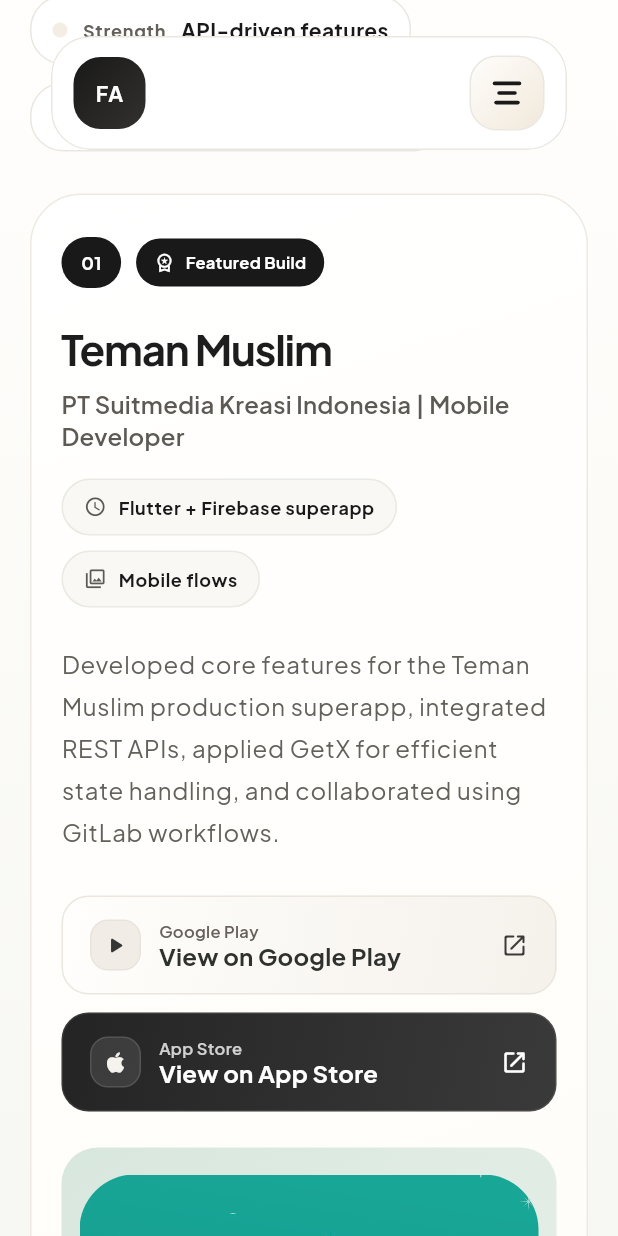
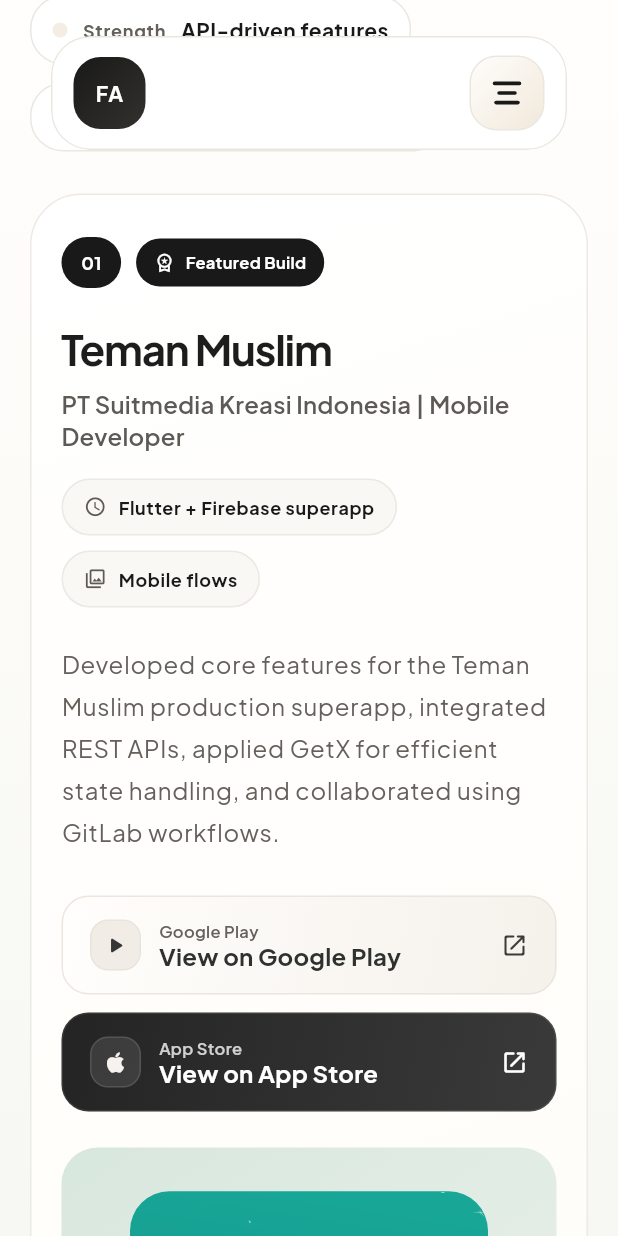
Before and after one commit to FerdyApriliyanto/ferdyapriliyanto-portfolio, a Flutter app: the screen it shows after launch, scrolled down 1728 dp, on a phone screen of 412 x 824 dp. Run offline on Flutter 3.47's test engine with Material 3 defaults, Android fonts, the phone set to English and light mode, and no system bars; our stand-ins replace font_awesome_flutter, get, google_fonts, url_strategy.

Commit message:
Refine portfolio screenshot presentation

```diff
--- a/lib/app/modules/home/widgets/experiences/screenshot_strip.dart
+++ b/lib/app/modules/home/widgets/experiences/screenshot_strip.dart
@@ -76,6 +76,7 @@
               screenshots: screenshots,
               current: _current,
               screenshotType: widget.project.screenshotType,
+              tightSpacing: widget.project.title == 'HiredToday',
               onTap: (index) => _openLightbox(context, index),
             ),
           SizedBox(height: isLandscape ? 24 : 16),
@@ -125,10 +126,12 @@
     return LayoutBuilder(
       builder: (context, constraints) {
         final isLandscape = screenshotType == ScreenshotType.landscape;
-        final previewWidth = constraints.maxWidth;
+        final previewWidth = isLandscape
+            ? constraints.maxWidth
+            : (constraints.maxWidth * 0.78).clamp(180.0, constraints.maxWidth);
         final previewHeight = isLandscape
             ? (previewWidth / 1.625).clamp(180.0, 240.0)
-            : (previewWidth * 1.42).clamp(240.0, 420.0);
+            : (previewWidth * 2.02).clamp(320.0, 420.0);
 
         return Center(
           child: SizedBox(
@@ -151,12 +154,14 @@
     required this.screenshots,
     required this.current,
     required this.screenshotType,
+    required this.tightSpacing,
     required this.onTap,
   });
 
   final List<String> screenshots;
   final int current;
   final ScreenshotType screenshotType;
+  final bool tightSpacing;
   final ValueChanged<int> onTap;
 
   @override
@@ -167,7 +172,9 @@
 
     return LayoutBuilder(
       builder: (context, constraints) {
-        final availableWidth = (constraints.maxWidth - 16) / 3;
+        final gap = tightSpacing ? 0.0 : 8.0;
+        final overlap = tightSpacing ? 18.0 : 0.0;
+        final availableWidth = (constraints.maxWidth - (gap * 2)) / 3;
         final centerHeight = availableWidth * 1.82;
         final sideHeight = centerHeight * 0.82;
         final offset = (centerHeight - sideHeight) / 2;
@@ -180,7 +187,7 @@
             children: [
               Expanded(
                 child: Transform.translate(
-                  offset: Offset(0, offset),
+                  offset: Offset(overlap, offset),
                   child: _StripPhone(
                     assetPath: screenshots[prev],
                     height: sideHeight,
@@ -189,7 +196,7 @@
                   ),
                 ),
               ),
-              const SizedBox(width: 8),
+              SizedBox(width: gap),
               Expanded(
                 child: _StripPhone(
                   assetPath: screenshots[current],
@@ -198,10 +205,10 @@
                   onTap: () => onTap(current),
                 ),
               ),
-              const SizedBox(width: 8),
+              SizedBox(width: gap),
               Expanded(
                 child: Transform.translate(
-                  offset: Offset(0, offset),
+                  offset: Offset(-overlap, offset),
                   child: _StripPhone(
                     assetPath: screenshots[next],
                     height: sideHeight,
--- a/lib/app/modules/home/widgets/shared/phone_mockup.dart
+++ b/lib/app/modules/home/widgets/shared/phone_mockup.dart
@@ -24,11 +24,13 @@
     final radiusBase = screenshotType == ScreenshotType.landscape
         ? height
         : width;
+    final screenRadius = BorderRadius.circular(radiusBase * 0.11);
 
     return Container(
       width: width,
       height: height,
       decoration: BoxDecoration(
+        color: Colors.transparent,
         borderRadius: BorderRadius.circular(radiusBase * 0.12),
         border: lightBackground
             ? null
@@ -44,11 +46,16 @@
               ],
       ),
       clipBehavior: Clip.antiAlias,
-      child: Image.asset(
-        assetPath,
-        fit: BoxFit.cover,
-        alignment: Alignment.topCenter,
-        filterQuality: FilterQuality.low,
+      child: Center(
+        child: ClipRRect(
+          borderRadius: screenRadius,
+          child: Image.asset(
+            assetPath,
+            fit: BoxFit.contain,
+            alignment: Alignment.center,
+            filterQuality: FilterQuality.low,
+          ),
+        ),
       ),
     );
   }
```
